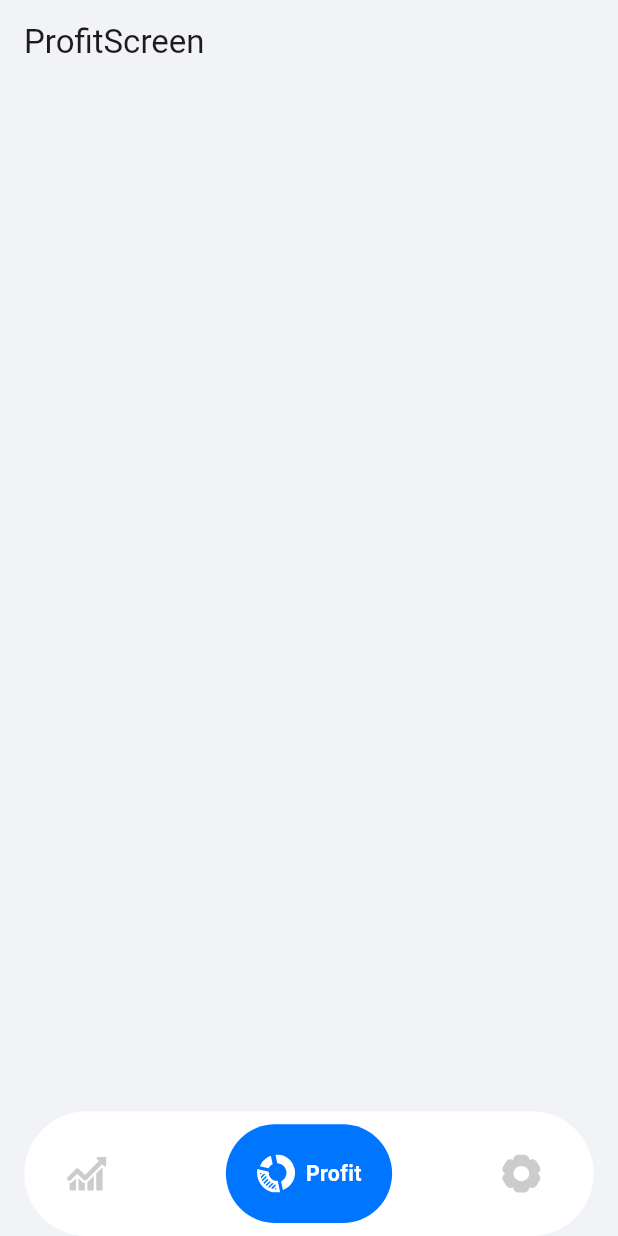
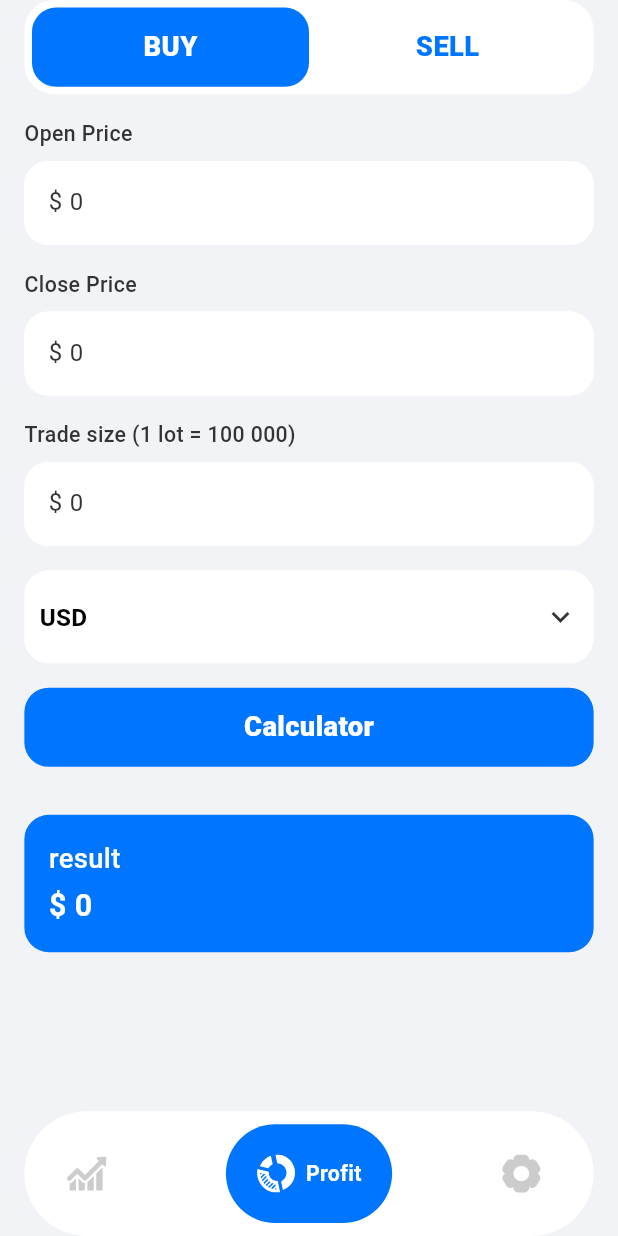
Before and after one commit to Suli244/ratewatch_prime_138, a Flutter app: the screen it shows after launch, item 2 of the bottom bar chosen, on a phone screen of 412 x 824 dp. Run offline on Flutter 3.47's test engine with Material 3 defaults, Android fonts, the light colour scheme and no system bars; our stand-ins replace flutter_screenutil, flutter_svg, webview_flutter.

Commit message:
add change

```diff
--- /dev/null
+++ b/lib/core/my_text_field.dart
@@ -0,0 +1,46 @@
+import 'package:flutter/material.dart';
+
+class MyTextField extends StatelessWidget {
+  final String hintText;
+  final int maxLine;
+  final Color borderColor;
+  final TextInputType? textInputType;
+  final TextEditingController? controller;
+  final void Function(String)? onChanged;
+
+  const MyTextField({
+    super.key,
+    required this.hintText,
+    required this.maxLine,
+    this.textInputType,
+    required this.borderColor,
+    this.controller,
+    this.onChanged,
+  });
+
+  @override
+  Widget build(BuildContext context) {
+    return TextField(
+      controller: controller,
+      onChanged: onChanged,
+      keyboardType: textInputType,
+      maxLines: maxLine,
+      style: const TextStyle(color: Colors.black),
+      decoration: InputDecoration(
+        filled: true,
+        fillColor: Colors.white,
+        hintText: hintText,
+        hintStyle: const TextStyle(color: Color(0xff333333)),
+        enabledBorder: OutlineInputBorder(
+            borderRadius: BorderRadius.circular(16),
+            borderSide: BorderSide(color: borderColor)),
+        border: OutlineInputBorder(
+            borderRadius: BorderRadius.circular(16),
+            borderSide: BorderSide(color: borderColor)),
+        focusedBorder: OutlineInputBorder(
+            borderRadius: BorderRadius.circular(16),
+            borderSide: BorderSide(color: borderColor)),
+      ),
+    );
+  }
+}
--- /dev/null
+++ b/lib/profit/buy_page.dart
@@ -0,0 +1,226 @@
+import 'package:flutter/material.dart';
+import 'package:flutter_screenutil/flutter_screenutil.dart';
+import 'package:ratewatch_prime_138/core/my_text_field.dart';
+import 'package:ratewatch_prime_138/core/rp_colors.dart';
+import 'package:ratewatch_prime_138/core/rp_motin.dart';
+
+class BuyPage extends StatefulWidget {
+  const BuyPage({super.key});
+
+  @override
+  _BuyPageState createState() => _BuyPageState();
+}
+
+class _BuyPageState extends State<BuyPage> {
+  final openPriceController = TextEditingController();
+  final closePriceController = TextEditingController();
+  final tradeSizeController = TextEditingController();
+  String depositCurrency = 'USD';
+  double result = 0.0;
+
+  @override
+  Widget build(BuildContext context) {
+    return SingleChildScrollView(
+      child: Column(
+        crossAxisAlignment: CrossAxisAlignment.start,
+        children: <Widget>[
+          SizedBox(height: 10.h),
+          Text(
+            'Open Price',
+            style: TextStyle(
+              fontSize: 14.h,
+              fontWeight: FontWeight.w500,
+              color: RpColors.grey333333,
+            ),
+          ),
+          SizedBox(height: 8.h),
+          MyTextField(
+            controller: openPriceController,
+            textInputType: TextInputType.number,
+            hintText: '\$ 0',
+            maxLine: 1,
+            borderColor: Colors.white,
+          ),
+          SizedBox(height: 16.h),
+          Text(
+            'Close Price',
+            style: TextStyle(
+              fontSize: 14.h,
+              fontWeight: FontWeight.w500,
+              color: RpColors.grey333333,
+            ),
+          ),
+          SizedBox(height: 8.h),
+          MyTextField(
+            controller: closePriceController,
+            textInputType: TextInputType.number,
+            hintText: '\$ 0',
+            maxLine: 1,
+            borderColor: Colors.white,
+          ),
+          SizedBox(height: 16.h),
+          Text(
+            'Trade size (1 lot = 100 000)',
+            style: TextStyle(
+              fontSize: 14.h,
+              fontWeight: FontWeight.w500,
+              color: RpColors.grey333333,
+            ),
+          ),
+          SizedBox(height: 8.h),
+          MyTextField(
+            controller: tradeSizeController,
+            textInputType: TextInputType.number,
+            hintText: '\$ 0',
+            maxLine: 1,
+            borderColor: Colors.white,
+          ),
+          SizedBox(height: 16.h),
+          Container(
+            width: MediaQuery.of(context).size.width,
+            height: 62,
+            decoration: BoxDecoration(
+              color: RpColors.white,
+              borderRadius: BorderRadius.circular(16.r),
+            ),
+            child: Padding(
+              padding: EdgeInsets.symmetric(horizontal: 10.sp),
+              child: DropdownButtonHideUnderline(
+                child: DropdownButton<String>(
+                  icon: const Align(
+                      alignment: Alignment.centerRight,
+                      child: Icon(
+                        Icons.keyboard_arrow_down_sharp,
+                        color: RpColors.grey333333,
+                      )),
+                  borderRadius: BorderRadius.circular(14.sp),
+                  elevation: 0,
+                  dropdownColor: RpColors.blue0075FF,
+                  focusColor: Colors.white,
+                  hint: Text(
+                    depositCurrency,
+                    style: TextStyle(
+                      fontSize: 16.h,
+                      fontWeight: FontWeight.w600,
+                      color: RpColors.black,
+                    ),
+                  ),
+                  value: null,
+                  items: [
+                    DropdownMenuItem<String>(
+                      value: 'USD',
+                      child: Text(
+                        'USD',
+                        style: TextStyle(
+                          fontSize: 16.h,
+                          fontWeight: FontWeight.w600,
+                          color: RpColors.white,
+                        ),
+                      ),
+                    ),
+                    DropdownMenuItem<String>(
+                      value: 'EUR',
+                      child: Text(
+                        'EUR',
+                        style: TextStyle(
+                          fontSize: 16.h,
+                          fontWeight: FontWeight.w600,
+                          color: RpColors.white,
+                        ),
+                      ),
+                    ),
+                    DropdownMenuItem<String>(
+                      value: 'GBP',
+                      child: Text(
+                        'GBP',
+                        style: TextStyle(
+                          fontSize: 16.h,
+                          fontWeight: FontWeight.w600,
+                          color: RpColors.white,
+                        ),
+                      ),
+                    ),
+                  ],
+                  onChanged: (value) {
+                    setState(() {
+                      depositCurrency = value!;
+                    });
+                  },
+                ),
+              ),
+            ),
+          ),
+          SizedBox(height: 16.h),
+          RpMotion(
+            onPressed: () {
+              if (openPriceController.text.isNotEmpty &&
+                  closePriceController.text.isNotEmpty &&
+                  tradeSizeController.text.isNotEmpty) {
+                setState(() {
+                  calculateResult();
+                });
+              }
+            },
+            child: Container(
+              width: MediaQuery.of(context).size.width,
+              height: 52.h,
+              decoration: BoxDecoration(
+                color: RpColors.blue0075FF,
+                borderRadius: BorderRadius.circular(16.r),
+              ),
+              child: Center(
+                child: Text(
+                  'Calculator',
+                  style: TextStyle(
+                    fontSize: 18.h,
+                    fontWeight: FontWeight.w800,
+                    color: RpColors.white,
+                  ),
+                ),
+              ),
+            ),
+          ),
+          const SizedBox(height: 32.0),
+          Container(
+            width: MediaQuery.of(context).size.width,
+            padding: EdgeInsets.all(16.r),
+            decoration: BoxDecoration(
+              color: RpColors.blue0075FF,
+              borderRadius: BorderRadius.circular(16.r),
+            ),
+            child: Column(
+              crossAxisAlignment: CrossAxisAlignment.start,
+              children: [
+                Text(
+                  'result',
+                  style: TextStyle(
+                    fontSize: 18.h,
+                    fontWeight: FontWeight.w500,
+                    color: RpColors.white,
+                  ),
+                ),
+                SizedBox(height: 4.h),
+                Text(
+                  '\$ ${result.toStringAsFixed(0)}',
+                  style: TextStyle(
+                    fontSize: 20.h,
+                    fontWeight: FontWeight.w700,
+                    color: RpColors.white,
+                  ),
+                ),
+              ],
+            ),
+          ),
+          SizedBox(height: 120.h),
+        ],
+      ),
+    );
+  }
+
+  void calculateResult() {
+    double openPrice = double.parse(openPriceController.text);
+    double closePrice = double.parse(closePriceController.text);
+    double tradeSize = double.parse(tradeSizeController.text);
+    result = (closePrice - openPrice) * tradeSize;
+  }
+}
--- a/lib/profit/profit_screen.dart
+++ b/lib/profit/profit_screen.dart
@@ -1,17 +1,111 @@
 import 'package:flutter/material.dart';
+import 'package:flutter_screenutil/flutter_screenutil.dart';
+import 'package:ratewatch_prime_138/core/rp_colors.dart';
+import 'package:ratewatch_prime_138/core/rp_motin.dart';
+import 'package:ratewatch_prime_138/profit/buy_page.dart';
+import 'package:ratewatch_prime_138/profit/sell_page.dart';
 
-class ProfitScreen extends StatelessWidget {
+class ProfitScreen extends StatefulWidget {
   const ProfitScreen({super.key});
+
+  @override
+  State<ProfitScreen> createState() => _ProfitScreenState();
+}
+
+class _ProfitScreenState extends State<ProfitScreen> {
+  String page = 'BUY';
   @override
   Widget build(BuildContext context) {
-    return Scaffold(
-      appBar: AppBar(
-        title: const Text('ProfitScreen'),
-      ),
-      body: Column(
-        children: [
-          Container(),
-        ],
+    return FocusScope(
+      child: Scaffold(
+        body: SafeArea(
+          child: Padding(
+            padding: EdgeInsets.symmetric(horizontal: 16.r),
+            child: Column(
+              children: [
+                Container(
+                  padding: EdgeInsets.all(5.r),
+                  width: MediaQuery.of(context).size.width,
+                  height: 62.h,
+                  decoration: BoxDecoration(
+                    color: Colors.white,
+                    borderRadius: BorderRadius.circular(20),
+                  ),
+                  child: Row(
+                    children: [
+                      Expanded(
+                        child: RpMotion(
+                          onPressed: () {
+                            setState(() {
+                              page = 'BUY';
+                            });
+                          },
+                          child: Container(
+                            width: MediaQuery.of(context).size.width,
+                            height: MediaQuery.of(context).size.height,
+                            decoration: BoxDecoration(
+                              color: page == 'BUY'
+                                  ? RpColors.blue0075FF
+                                  : Colors.white,
+                              borderRadius: BorderRadius.circular(16),
+                            ),
+                            child: Center(
+                              child: Text(
+                                'BUY',
+                                style: TextStyle(
+                                  fontSize: 18.h,
+                                  fontWeight: FontWeight.w800,
+                                  color: page == 'BUY'
+                                      ? Colors.white
+                                      : RpColors.blue0075FF,
+                                ),
+                              ),
+                            ),
+                          ),
+                        ),
+                      ),
+                      Expanded(
+                        child: RpMotion(
+                          onPressed: () {
+                            setState(() {
+                              page = 'SELL';
+                            });
+                          },
+                          child: Container(
+                            width: MediaQuery.of(context).size.width,
+                            height: MediaQuery.of(context).size.height,
+                            decoration: BoxDecoration(
+                              color: page == 'SELL'
+                                  ? RpColors.blue0075FF
+                                  : Colors.white,
+                              borderRadius: BorderRadius.circular(16),
+                            ),
+                            child: Center(
+                              child: Text(
+                                'SELL',
+                                style: TextStyle(
+                                  fontSize: 18.h,
+                                  fontWeight: FontWeight.w800,
+                                  color: page == 'SELL'
+                                      ? Colors.white
+                                      : RpColors.blue0075FF,
+                                ),
+                              ),
+                            ),
+                          ),
+                        ),
+                      ),
+                    ],
+                  ),
+                ),
+                SizedBox(height: 6.r),
+                page == 'BUY'
+                    ? const Expanded(child: BuyPage())
+                    : const Expanded(child: SellPage()),
+              ],
+            ),
+          ),
+        ),
       ),
     );
   }
```
Also changed, not shown: lib/profit/sell_page.dart (added, +226 -0 lines).
